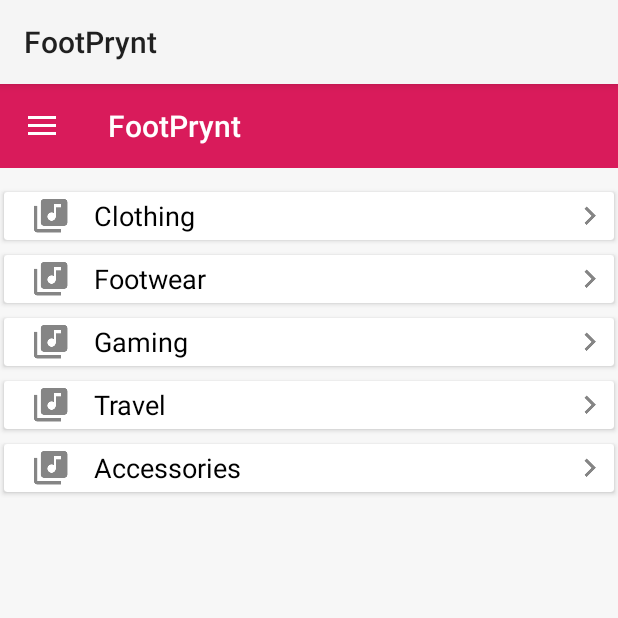
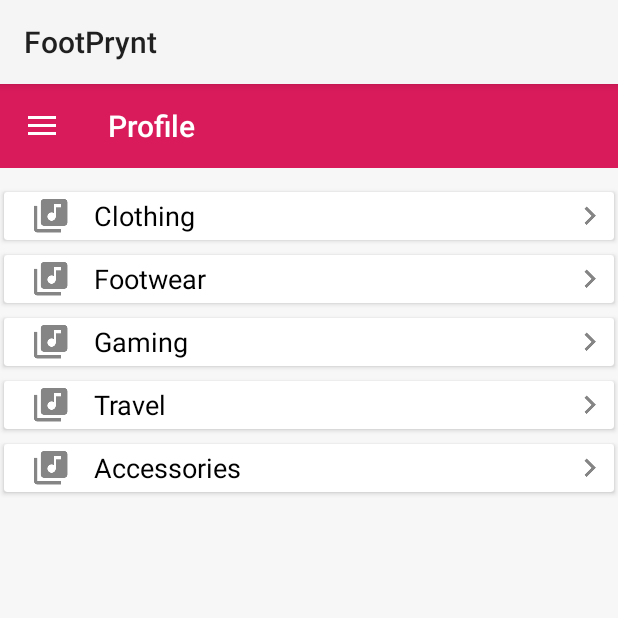
Before and after one commit to karanbheda/FootPrynt, an Android app: the MainActivity screen opened directly, with no data from a screen before it, in the side drawer, after a tap on "Profile", on a phone screen of 412 x 824 dp, the top half of it. Run offline under Robolectric (Android 15) with nearby library versions, the phone set to English and light mode, and no system bars; libraries missing offline, so code that uses them is left out: com.facebook; pictures from the network do not load; 2 statements that could not run were skipped.

Commit message:
just doing tp so u can see the changes

```diff
--- a/app/src/main/java/com/footprynt/footprynt/MainActivity.java
+++ b/app/src/main/java/com/footprynt/footprynt/MainActivity.java
@@ -62,6 +62,7 @@ public class MainActivity extends AppCompatActivity {
                 else if (menuItem.getItemId() == R.id.nav_profile) {
                     FragmentTransaction fragmentTransaction = mFragmentManager.beginTransaction();
                     fragmentTransaction.replace(R.id.containerView,new MyOffersFragment()).commit();
+                    toolbar.setTitle("Profile");
                     home=false;
                     x=1;
                 }
```
